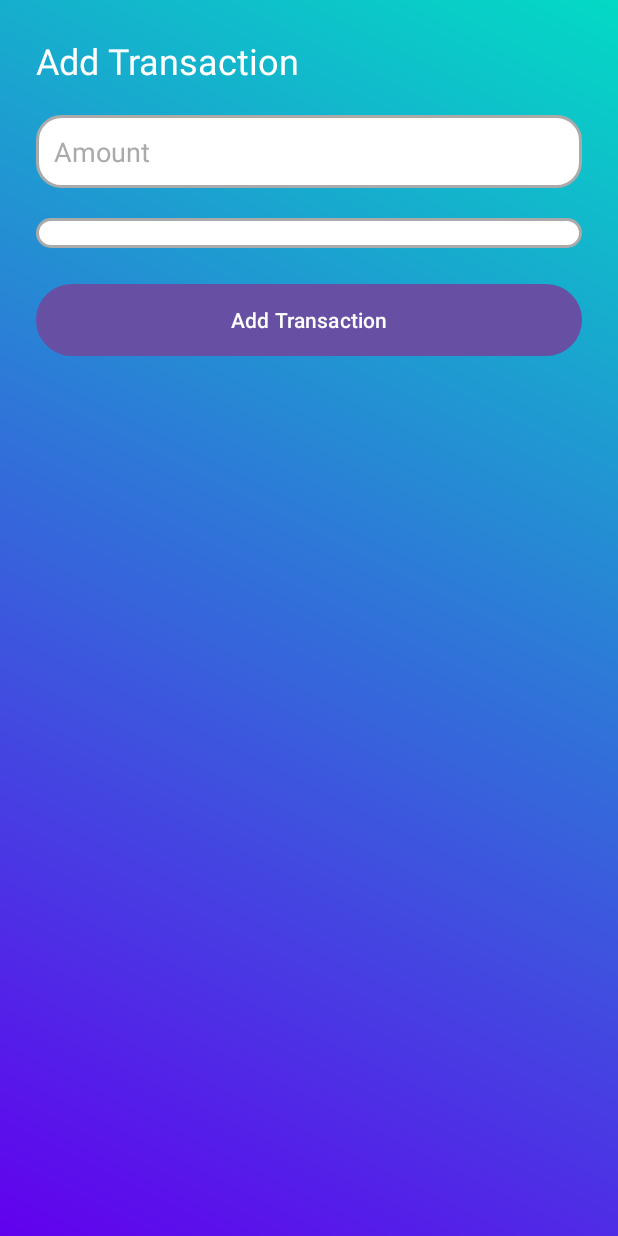
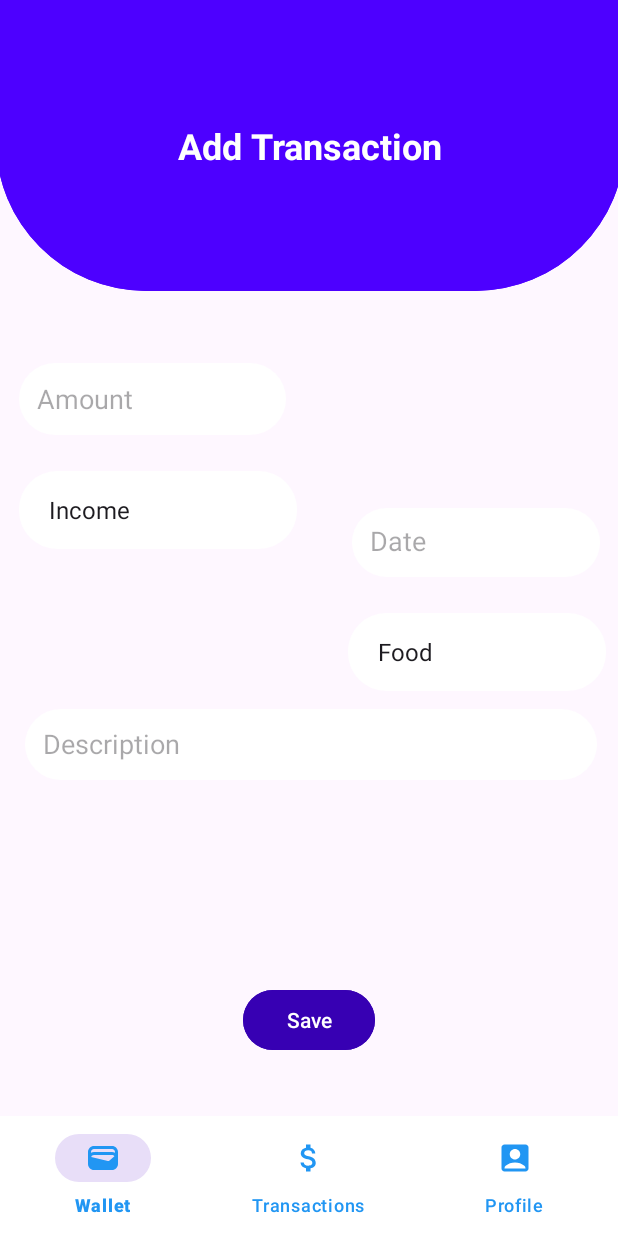
Before and after one commit to Sarannia2306/BudgetManagerApp, an Android app: the layout activity_add_transaction.xml on its own in the app's theme, with its tools: preview values and no code run, on a phone screen of 412 x 824 dp. Run offline under Robolectric (Android 15) with nearby library versions, the phone set to English and light mode, and no system bars; network calls fail.

Commit message:
update project

```diff
--- a/app/src/main/java/com/example/budgetmanagerapp/RegisterActivity.java
+++ b/app/src/main/java/com/example/budgetmanagerapp/RegisterActivity.java
@@ -1,5 +1,6 @@
 package com.example.budgetmanagerapp;
 
+import android.content.Intent;
 import android.os.Bundle;
 import android.widget.Button;
 import android.widget.EditText;
@@ -59,7 +60,10 @@ public class RegisterActivity extends AppCompatActivity {
 
                     if (success) {
                         Toast.makeText(RegisterActivity.this, "User registered successfully!", Toast.LENGTH_SHORT).show();
-                        // Optionally navigate to login or another screen
+                        // Navigate to the Profile Update screen
+                        Intent intent = new Intent(RegisterActivity.this, ProfileActivity.class);
+                        startActivity(intent);
+                        finish(); // Optionally finish this activity so the user cannot go back here
                     } else {
                         Toast.makeText(RegisterActivity.this, jsonObject.getString("message"), Toast.LENGTH_SHORT).show();
                     }
--- /dev/null
+++ b/app/src/main/res/drawable/arrow_home.xml
@@ -0,0 +1,5 @@
+<vector android:autoMirrored="true" android:height="24dp"
+    android:tint="#FFFFFF" android:viewportHeight="24"
+    android:viewportWidth="24" android:width="24dp" xmlns:android="http://schemas.android.com/apk/res/android">
+    <path android:fillColor="@android:color/white" android:pathData="M6.23,20.23l1.77,1.77l10,-10l-10,-10l-1.77,1.77l8.23,8.23z"/>
+</vector>
--- /dev/null
+++ b/app/src/main/res/drawable/home_bg.xml
@@ -0,0 +1,27 @@
+<?xml version="1.0" encoding="utf-8"?>
+<layer-list xmlns:android="http://schemas.android.com/apk/res/android">
+
+    <item>
+        <shape android:shape="rectangle">
+            <corners android:topLeftRadius="0dp"
+                android:topRightRadius="0dp"
+                android:bottomLeftRadius="100dp"
+                android:bottomRightRadius="100dp"/>
+            <solid android:color="#4D00FF"/>
+        </shape>
+    </item>
+
+    <item>
+        <shape android:shape="rectangle">
+            <gradient
+                android:startColor="#4D00FF"
+                android:endColor="#4D00FF"
+                android:angle="50"/>
+            <corners android:topLeftRadius="0dp"
+                android:topRightRadius="0dp"
+                android:bottomLeftRadius="100dp"
+                android:bottomRightRadius="100dp"/>
+        </shape>
+    </item>
+
+</layer-list>
--- /dev/null
+++ b/app/src/main/res/drawable/ic_arrow_back.xml
@@ -0,0 +1,5 @@
+<vector android:autoMirrored="true" android:height="24dp"
+    android:tint="#FFFFFF" android:viewportHeight="24"
+    android:viewportWidth="24" android:width="24dp" xmlns:android="http://schemas.android.com/apk/res/android">
+    <path android:fillColor="@android:color/white" android:pathData="M20,11H7.83l5.59,-5.59L12,4l-8,8 8,8 1.41,-1.41L7.83,13H20v-2z"/>
+</vector>
--- /dev/null
+++ b/app/src/main/res/drawable/ic_money.xml
@@ -0,0 +1,5 @@
+<vector android:height="24dp" android:tint="#FFFFFF"
+    android:viewportHeight="24" android:viewportWidth="24"
+    android:width="24dp" xmlns:android="http://schemas.android.com/apk/res/android">
+    <path android:fillColor="@android:color/white" android:pathData="M11.8,10.9c-2.27,-0.59 -3,-1.2 -3,-2.15 0,-1.09 1.01,-1.85 2.7,-1.85 1.78,0 2.44,0.85 2.5,2.1h2.21c-0.07,-1.72 -1.12,-3.3 -3.21,-3.81V3h-3v2.16c-1.94,0.42 -3.5,1.68 -3.5,3.61 0,2.31 1.91,3.46 4.7,4.13 2.5,0.6 3,1.48 3,2.41 0,0.69 -0.49,1.79 -2.7,1.79 -2.06,0 -2.87,-0.92 -2.98,-2.1h-2.2c0.12,2.19 1.76,3.42 3.68,3.83V21h3v-2.15c1.95,-0.37 3.5,-1.5 3.5,-3.55 0,-2.84 -2.43,-3.81 -4.7,-4.4z"/>
+</vector>
--- a/app/src/main/res/layout/activity_add_transaction.xml
+++ b/app/src/main/res/layout/activity_add_transaction.xml
@@ -1,40 +1,134 @@
-<LinearLayout
-    xmlns:android="http://schemas.android.com/apk/res/android"
+<?xml version="1.0" encoding="utf-8"?>
+<androidx.constraintlayout.widget.ConstraintLayout xmlns:android="http://schemas.android.com/apk/res/android"
+    xmlns:app="http://schemas.android.com/apk/res-auto"
+    xmlns:tools="http://schemas.android.com/tools"
     android:layout_width="match_parent"
     android:layout_height="match_parent"
-    android:orientation="vertical"
-    android:padding="24dp"
-    android:background="@drawable/gradient_bg">
+    tools:context=".AddTransactionActivity">
 
-    <TextView
+    <androidx.constraintlayout.widget.ConstraintLayout
+        android:id="@+id/frameLayout2"
+        android:layout_width="419dp"
+        android:layout_height="194dp"
+        android:layout_alignParentStart="true"
+        android:layout_alignParentTop="true"
+        android:layout_marginBottom="536dp"
+        android:background="@drawable/home_bg"
+        app:layout_constraintBottom_toBottomOf="@+id/bottomNavigationView"
+        app:layout_constraintEnd_toEndOf="parent"
+        app:layout_constraintStart_toStartOf="parent"
+        app:layout_constraintTop_toTopOf="parent"
+        app:layout_constraintVertical_bias="0.0">
+
+        <TextView
+            android:id="@+id/header_text"
+            android:layout_width="wrap_content"
+            android:layout_height="wrap_content"
+            android:layout_gravity="center"
+            android:gravity="center"
+            android:text="Add Transaction"
+            android:textColor="@android:color/white"
+            android:textSize="24sp"
+            android:textStyle="bold"
+            app:layout_constraintBottom_toBottomOf="parent"
+            app:layout_constraintEnd_toEndOf="parent"
+            app:layout_constraintStart_toStartOf="parent"
+            app:layout_constraintTop_toTopOf="parent" />
+
+    </androidx.constraintlayout.widget.ConstraintLayout>
+
+    <Spinner
+        android:id="@+id/typeSpinner"
+        android:layout_width="185dp"
+        android:layout_height="52dp"
+        android:layout_marginTop="24dp"
+        android:background="@drawable/button_white"
+        android:entries="@array/transaction_type"
+        android:padding="12dp"
+        app:layout_constraintEnd_toEndOf="parent"
+        app:layout_constraintHorizontal_bias="0.057"
+        app:layout_constraintStart_toStartOf="parent"
+        app:layout_constraintTop_toBottomOf="@+id/amountInput" />
+
+    <Spinner
+        android:id="@+id/categorySpinner"
+        android:layout_width="172dp"
+        android:layout_height="52dp"
+        android:layout_marginEnd="8dp"
+        android:layout_marginBottom="12dp"
+        android:background="@drawable/button_white"
+        android:entries="@array/transaction_category"
+        android:padding="12dp"
+        app:layout_constraintBottom_toTopOf="@+id/descriptionInput"
+        app:layout_constraintEnd_toEndOf="parent"
+        app:layout_constraintHorizontal_bias="1.0"
+        app:layout_constraintStart_toEndOf="@+id/typeSpinner" />
+
+    <EditText
+        android:id="@+id/dateInput"
+        android:layout_width="165dp"
+        android:layout_height="46dp"
+        android:layout_marginStart="44dp"
+        android:layout_marginBottom="24dp"
+        android:background="@drawable/button_white"
+        android:focusable="false"
+        android:hint="Date"
+        android:padding="12dp"
+        app:layout_constraintBottom_toTopOf="@+id/categorySpinner"
+        app:layout_constraintStart_toEndOf="@+id/amountInput" />
+
+    <EditText
+        android:id="@+id/descriptionInput"
+        android:layout_width="381dp"
+        android:layout_height="47dp"
+        android:layout_marginBottom="136dp"
+        android:background="@drawable/button_white"
+        android:hint="Description"
+        android:padding="12dp"
+        app:layout_constraintBottom_toTopOf="@+id/saveButton"
+        app:layout_constraintEnd_toEndOf="parent"
+        app:layout_constraintHorizontal_bias="0.533"
+        app:layout_constraintStart_toStartOf="parent" />
+
+    <Button
+        android:id="@+id/saveButton"
         android:layout_width="wrap_content"
         android:layout_height="wrap_content"
-        android:text="Add Transaction"
-        android:textSize="24sp"
-        android:textColor="@android:color/white"/>
+        android:layout_marginBottom="40dp"
+        android:backgroundTint="@color/primary_dark"
+        android:text="Save"
+        android:textColor="@android:color/white"
+        app:layout_constraintBottom_toTopOf="@+id/bottomNavigationView"
+        app:layout_constraintEnd_toEndOf="parent"
+        app:layout_constraintHorizontal_bias="0.501"
+        app:layout_constraintStart_toStartOf="parent" />
 
     <EditText
         android:id="@+id/amountInput"
+        android:layout_width="178dp"
+        android:layout_height="48dp"
+        android:layout_marginTop="48dp"
+        android:background="@drawable/button_white"
+        android:hint="Amount"
+        android:inputType="numberDecimal"
+        android:padding="12dp"
+        app:layout_constraintEnd_toEndOf="parent"
+        app:layout_constraintHorizontal_bias="0.055"
+        app:layout_constraintStart_toStartOf="parent"
+        app:layout_constraintTop_toBottomOf="@+id/frameLayout2" />
+
+    <com.google.android.material.bottomnavigation.BottomNavigationView
+        android:id="@+id/bottomNavigationView"
         android:layout_width="match_parent"
         android:layout_height="wrap_content"
-        android:hint="Amount"
-        android:padding="12dp"
-        android:layout_marginTop="20dp"
-        android:background="@drawable/rounded_edittext"
-        android:textColorHint="@android:color/darker_gray"/>
+        android:layout_alignParentStart="true"
+        android:layout_alignParentBottom="true"
+        android:background="@android:color/white"
+        app:itemIconTint="@color/primary_blue"
+        app:itemTextColor="@color/primary_blue"
+        app:layout_constraintBottom_toBottomOf="parent"
+        app:layout_constraintEnd_toEndOf="parent"
+        app:layout_constraintStart_toStartOf="parent"
+        app:menu="@menu/bottom_navigation_menu" />
 
-    <Spinner
-        android:id="@+id/categorySpinner"
-        android:layout_width="match_parent"
-        android:layout_height="wrap_content"
-        android:layout_marginTop="20dp"
-        android:background="@drawable/rounded_edittext"/>
-
-    <Button
-        android:id="@+id/addTransactionBtn"
-        android:layout_width="match_parent"
-        android:layout_height="wrap_content"
-        android:text="Add Transaction"
-        android:layout_marginTop="24dp"
-        android:background="@drawable/rounded_button"/>
-</LinearLayout>
+</androidx.constraintlayout.widget.ConstraintLayout>
--- a/app/src/main/res/menu/bottom_navigation_menu.xml
+++ b/app/src/main/res/menu/bottom_navigation_menu.xml
@@ -5,8 +5,8 @@
         android:title="Wallet" />
     <item
         android:id="@+id/nav_notifications"
-        android:icon="@drawable/ic_notifications"
-        android:title="Notifications" />
+        android:icon="@drawable/ic_money"
+        android:title="Transactions" />
     <item
         android:id="@+id/nav_profile"
         android:icon="@drawable/ic_profile"
--- a/app/src/main/res/values/strings.xml
+++ b/app/src/main/res/values/strings.xml
@@ -1,17 +1,17 @@
 <resources>
-    <string name="app_name">BudgetManagerApp</string>
-    <string-array name="type_options">
+    <!-- Transaction Type Array -->
+    <string-array name="transaction_type">
         <item>Income</item>
         <item>Expense</item>
     </string-array>
 
-    <string-array name="category_options">
+    <!-- Transaction Category Array -->
+    <string-array name="transaction_category">
+        <item>Food</item>
+        <item>Transport</item>
+        <item>Shopping</item>
         <item>Salary</item>
-        <item>Freelance</item>
-        <item>Groceries</item>
-        <item>Rent</item>
         <item>Entertainment</item>
-        <item>Transport</item>
+        <item>Other</item>
     </string-array>
-
 </resources>
```
Also changed, not shown: app/src/main/AndroidManifest.xml (+10 -4 lines), app/src/main/java/com/example/budgetmanagerapp/ProfileActivity.java (added, +98 -0 lines), app/src/main/java/com/example/budgetmanagerapp/UserProfileActivity.java (+13 -16 lines), app/src/main/res/drawable/transaction_bg.xml (added, +27 -0 lines), app/src/main/res/layout/activity_homepage.xml (added, +171 -0 lines), app/src/main/res/layout/activity_main.xml (+1 -17 lines), app/src/main/res/layout/activity_view_transaction.xml (added, +135 -0 lines), app/src/main/res/layout/user_profile.xml (+0 -15 lines).
